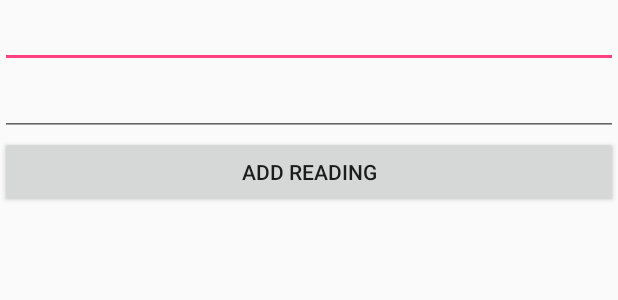
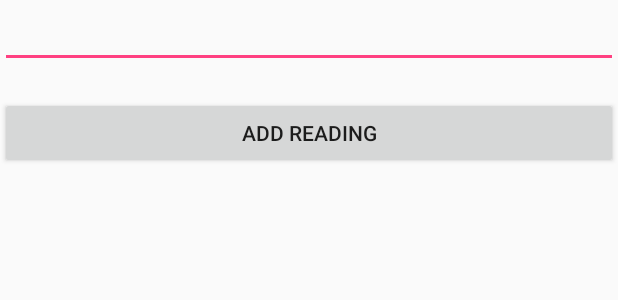
Before and after one commit to Scutterman/diabetes-tracker, an Android app: the layout fragment_add_reading.xml on its own in the app's theme, with its tools: preview values and no code run, on a phone screen of 412 x 824 dp. Shown: the top 300 px of the screen. Run offline under Robolectric (Android 15) with nearby library versions, the phone set to English and light mode, and no system bars; plain views replace ClearableEditText.

Commit message:
Errors and messages are working now, reading date/time is preserved across screen rotations, strings are now resources. Also: comments,.. so many comments...

```diff
--- a/DiabetesTracker/app/src/main/java/uk/co/cgfindies/diabetestracker/Model/Reading.java
+++ b/DiabetesTracker/app/src/main/java/uk/co/cgfindies/diabetestracker/Model/Reading.java
@@ -10,7 +10,7 @@ import uk.co.cgfindies.diabetestracker.Contract.DB;
 import uk.co.cgfindies.diabetestracker.Core.DBOpenHelper;
 
 /**
- * Created by Scutterman on 08/04/2016.
+ * Provides a container for a row in the Reading table.
  */
 @Table(name = DB.Table.READING)
 public class Reading extends Entity
--- /dev/null
+++ b/DiabetesTracker/app/src/main/res/layout/error_item.xml
@@ -0,0 +1,5 @@
+<?xml version="1.0" encoding="utf-8"?>
+<TextView xmlns:android="http://schemas.android.com/apk/res/android"
+    style="@style/ErrorItem">
+
+</TextView>
--- a/DiabetesTracker/app/src/main/res/layout/fragment_add_reading.xml
+++ b/DiabetesTracker/app/src/main/res/layout/fragment_add_reading.xml
@@ -1,7 +1,7 @@
 <LinearLayout xmlns:android="http://schemas.android.com/apk/res/android"
     xmlns:tools="http://schemas.android.com/tools"
     android:layout_width="match_parent"
-    android:layout_height="match_parent"
+    android:layout_height="wrap_content"
     android:orientation="vertical"
     tools:context=".Fragment.AddReadingFragment">
 
@@ -11,7 +11,7 @@
         android:layout_height="wrap_content"
         android:inputType="numberDecimal"/>
 
-    <EditText
+    <TextView
         android:id="@+id/add_reading_date_field"
         android:layout_width="match_parent"
         android:layout_height="wrap_content" />
@@ -23,11 +23,9 @@
         android:text="@string/fragment_title_add" />
 
     <LinearLayout
-        android:layout_width="match_parent"
-        android:layout_height="wrap_content"
-        android:orientation="vertical"
-        android:id="@+id/error_box">
+       style="@style/MessageBox" />
 
-    </LinearLayout>
+    <LinearLayout
+        style="@style/ErrorBox"/>
 
 </LinearLayout>
--- /dev/null
+++ b/DiabetesTracker/app/src/main/res/layout/message_item.xml
@@ -0,0 +1,5 @@
+<?xml version="1.0" encoding="utf-8"?>
+<TextView xmlns:android="http://schemas.android.com/apk/res/android"
+style="@style/MessageItem">
+
+</TextView>
--- a/DiabetesTracker/app/src/main/res/menu/menu_add_blood_sugar.xml
+++ b/DiabetesTracker/app/src/main/res/menu/menu_add_blood_sugar.xml
@@ -2,9 +2,5 @@
     xmlns:app="http://schemas.android.com/apk/res-auto"
     xmlns:tools="http://schemas.android.com/tools"
     tools:context=".Activity.BloodSugarActivity">
-    <item
-        android:id="@+id/action_settings"
-        android:orderInCategory="100"
-        android:title="@string/action_settings"
-        app:showAsAction="never" />
+
 </menu>
--- /dev/null
+++ b/DiabetesTracker/app/src/main/res/values/ids.xml
@@ -0,0 +1,5 @@
+<?xml version="1.0" encoding="utf-8"?>
+<resources>
+    <item type="id" name="error_box"/>
+    <item type="id" name="message_box"/>
+</resources>
--- /dev/null
+++ b/DiabetesTracker/app/src/main/res/values/styles_message_box.xml
@@ -0,0 +1,25 @@
+<?xml version="1.0" encoding="utf-8"?>
+<resources>
+    <style name="MessageItem">
+        <item name="android:layout_width">match_parent</item>
+        <item name="android:layout_height">wrap_content</item>
+        <item name="android:gravity">center</item>
+    </style>
+
+    <style name="ErrorItem" parent="MessageItem">
+        <item name="android:textColor">@color/colorAccent</item>
+    </style>
+
+    <style name="MessageBox">
+        <item name="android:id">@id/message_box</item>
+        <item name="android:layout_width">match_parent</item>
+        <item name="android:layout_height">wrap_content</item>
+        <item name="android:orientation">vertical</item>
+        <item name="android:gravity">center</item>
+    </style>
+
+    <style name="ErrorBox" parent="MessageBox">
+        <item name="android:id">@id/error_box</item>
+        <item name="android:textColor">@color/colorAccent</item>
+    </style>
+</resources>
```
Also changed, not shown: DiabetesTracker/app/src/main/java/uk/co/cgfindies/diabetestracker/Activity/BaseActivity.java (+58 -41 lines), DiabetesTracker/app/src/main/java/uk/co/cgfindies/diabetestracker/Activity/BloodSugarActivity.java (+24 -0 lines), DiabetesTracker/app/src/main/java/uk/co/cgfindies/diabetestracker/Contract/DB.java (+14 -2 lines), DiabetesTracker/app/src/main/java/uk/co/cgfindies/diabetestracker/Core/DBOpenHelper.java (+17 -4 lines), DiabetesTracker/app/src/main/java/uk/co/cgfindies/diabetestracker/Core/DependencyProvider.java (+7 -1 lines), DiabetesTracker/app/src/main/java/uk/co/cgfindies/diabetestracker/DB/ReadingManager.java (+9 -1 lines), DiabetesTracker/app/src/main/java/uk/co/cgfindies/diabetestracker/Fragment/AddReadingFragment.java (+97 -49 lines), DiabetesTracker/app/src/main/java/uk/co/cgfindies/diabetestracker/Fragment/BaseFragment.java (+74 -19 lines), DiabetesTracker/app/src/main/res/layout/fragment_add_blood_sugar.xml (+4 -5 lines), DiabetesTracker/app/src/main/res/values/strings.xml (+6 -2 lines).
